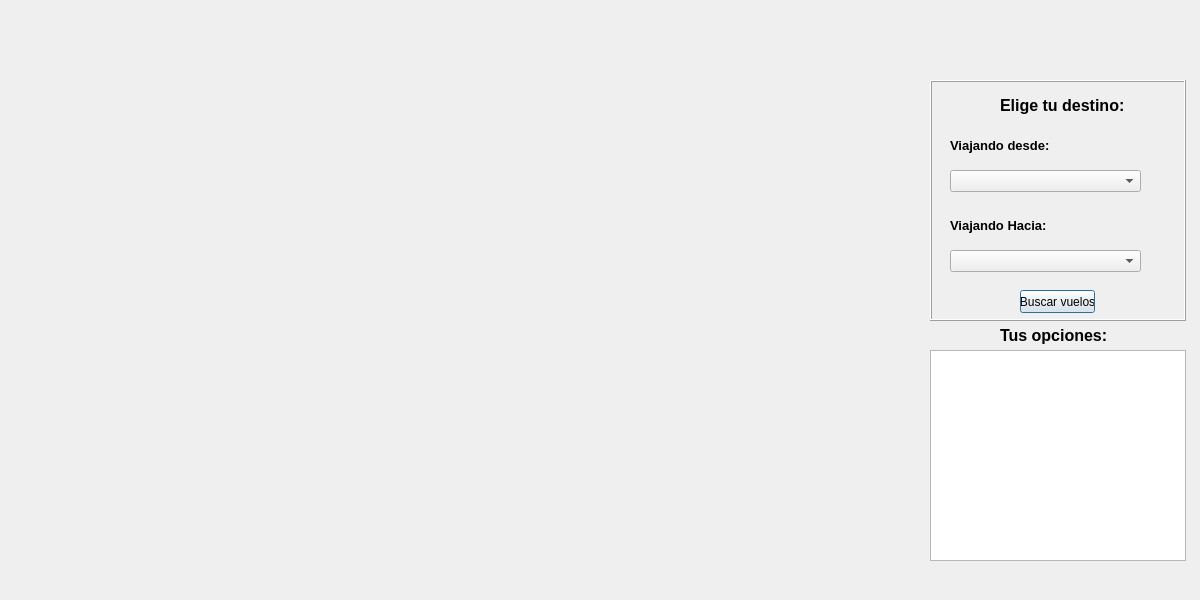
First picture: the form in cliente.ui, repository jimmybanegas/ProyectoRutas, before the edit.
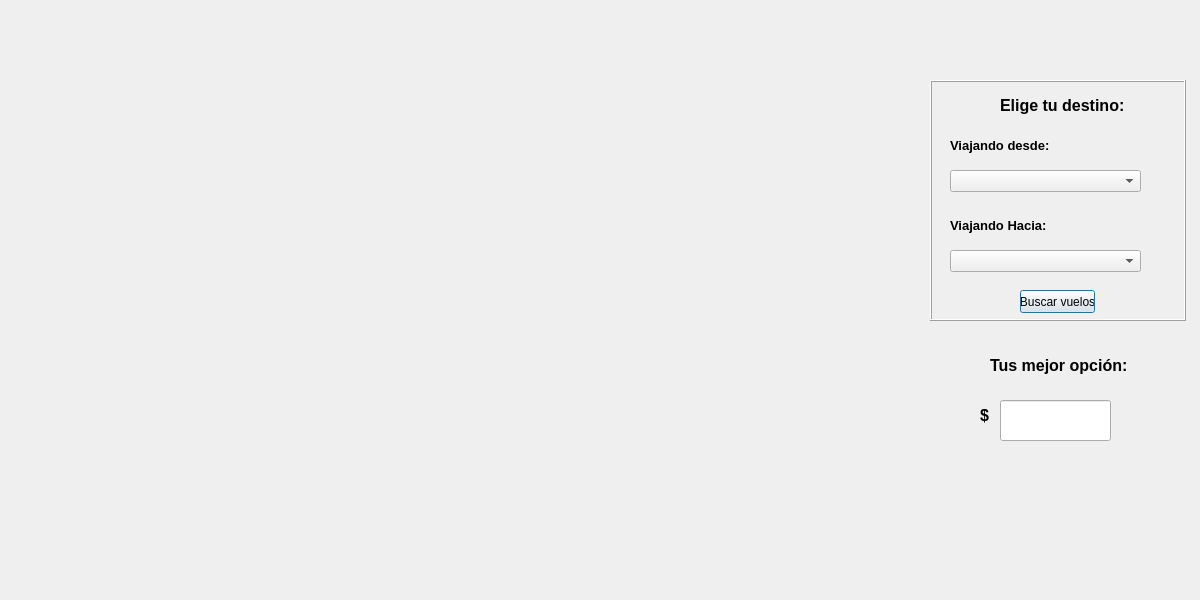
Second picture: the form after the edit. Icons and pictures are not drawn.

```diff
--- a/cliente.ui
+++ b/cliente.ui
@@ -126,21 +126,11 @@
     </property>
    </widget>
   </widget>
-  <widget class="QTableView" name="tableView">
-   <property name="geometry">
-    <rect>
-     <x>930</x>
-     <y>350</y>
-     <width>256</width>
-     <height>211</height>
-    </rect>
-   </property>
-  </widget>
   <widget class="QLabel" name="label_4">
    <property name="geometry">
     <rect>
-     <x>1000</x>
-     <y>320</y>
+     <x>990</x>
+     <y>350</y>
      <width>141</width>
      <height>31</height>
     </rect>
@@ -153,7 +143,7 @@
     </font>
    </property>
    <property name="text">
-    <string>Tus opciones:</string>
+    <string>Tus mejor opción:</string>
    </property>
   </widget>
   <widget class="QLabel" name="label_8">
@@ -175,6 +165,36 @@
     <pixmap>:/imagenes/logo_vueling.jpg</pixmap>
    </property>
   </widget>
+  <widget class="QLineEdit" name="mejorPrecio">
+   <property name="geometry">
+    <rect>
+     <x>1000</x>
+     <y>400</y>
+     <width>111</width>
+     <height>41</height>
+    </rect>
+   </property>
+  </widget>
+  <widget class="QLabel" name="label_5">
+   <property name="geometry">
+    <rect>
+     <x>980</x>
+     <y>400</y>
+     <width>16</width>
+     <height>31</height>
+    </rect>
+   </property>
+   <property name="font">
+    <font>
+     <pointsize>12</pointsize>
+     <weight>75</weight>
+     <bold>true</bold>
+    </font>
+   </property>
+   <property name="text">
+    <string>$ </string>
+   </property>
+  </widget>
  </widget>
  <resources>
   <include location="application.qrc"/>
```
